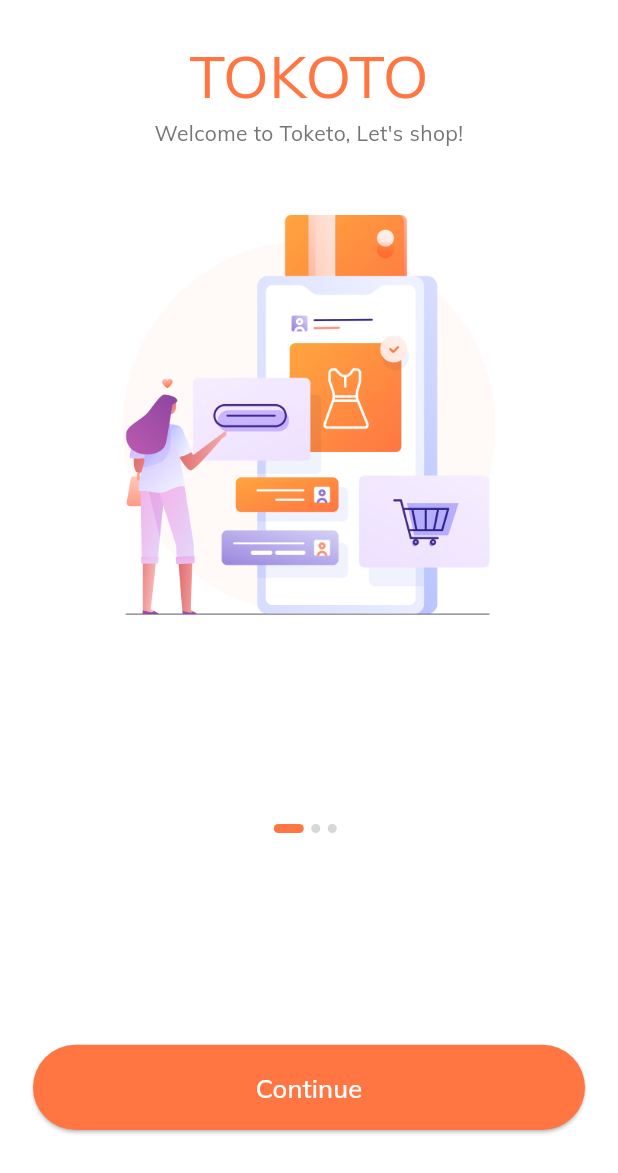
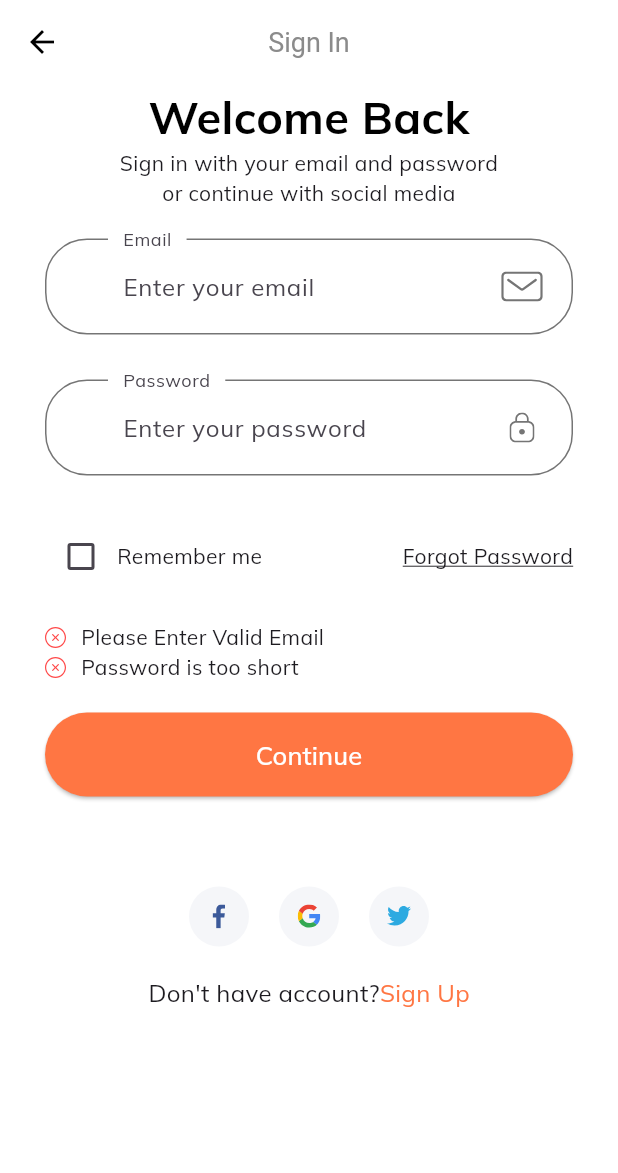
Before and after one commit to 9reis/e-commerce1, a Flutter app: the screen it shows after launch, after a tap on "Continue", on a phone screen of 412 x 824 dp. Shown: the top 1173 px of the screen. Run offline on Flutter 3.47's test engine with Material 2 defaults, Android fonts, the phone set to English and light mode, and no system bars; our stand-ins replace flutter_svg.

Commit message:
Sign in Screen

```diff
--- a/lib/constants.dart
+++ b/lib/constants.dart
@@ -14,3 +14,15 @@ const kSeconderyColor = Color(0xFF979797);
 const kTextColor = Color(0xFF757575);
 
 const kAnimationDuration = Duration(milliseconds: 200);
+
+// Form Error
+final RegExp emailValidatorRegExp =
+    RegExp(r"^[a-zA-Z0-9.]+@[a-zA-Z0-9]+\.[a-zA-Z]+");
+const String kEmailNullError = "Please Enter your email";
+const String kInvalidEmailError = "Please Enter Valid Email";
+const String kPassNullError = "Please Enter your password";
+const String kShortPassError = "Password is too short";
+const String kMatchPassError = "Passwords don't match";
+const String kNamelNullError = "Please Enter your name";
+const String kPhoneNumberNullError = "Please Enter your phone number";
+const String kAddressNullError = "Please Enter your address";
--- a/lib/main.dart
+++ b/lib/main.dart
@@ -1,5 +1,5 @@
-import 'package:ecommerce1/constants.dart';
-import 'package:ecommerce1/screens/spash_screen.dart';
+import 'package:ecommerce1/sign_in/sign_in_screen.dart';
+import 'package:ecommerce1/theme.dart';
 import 'package:ecommerce1/utils/routes.dart';
 import 'package:flutter/material.dart';
 
@@ -16,18 +16,10 @@ class MyApp extends StatelessWidget {
     return MaterialApp(
       debugShowCheckedModeBanner: false,
       title: 'Flutter Demo',
-      theme: ThemeData(
-        scaffoldBackgroundColor: Colors.white,
-        fontFamily: 'Muli',
-        textTheme: TextTheme(
-          bodyLarge: TextStyle(color: kTextColor),
-          bodyMedium: TextStyle(color: kTextColor),
-        ),
-        colorScheme: ColorScheme.fromSeed(seedColor: Colors.deepPurple),
-        useMaterial3: true,
-      ),
+      theme: theme(),
       //home: SplashScreen(),
-      initialRoute: SplashScreen.routeName,
+      initialRoute: SignInScreen.routeName,
+      // SplashScreen.routeName,
       routes: routes,
     );
   }
--- a/lib/screens/components/body.dart
+++ b/lib/screens/components/body.dart
@@ -1,5 +1,6 @@
 import 'package:ecommerce1/constants.dart';
 import 'package:ecommerce1/screens/components/splash_content.dart';
+import 'package:ecommerce1/sign_in/sign_in_screen.dart';
 import 'package:ecommerce1/size_config.dart';
 import 'package:flutter/material.dart';
 
@@ -69,7 +70,9 @@ class _BodyState extends State<Body> {
                     Spacer(flex: 4),
                     DefaultButton(
                       text: 'Continue',
-                      press: () {},
+                      press: () {
+                        Navigator.pushNamed(context, SignInScreen.routeName);
+                      },
                     ),
                     Spacer(flex: 2),
                   ],
--- /dev/null
+++ b/lib/screens/components/custom_suffix_icon.dart
@@ -0,0 +1,22 @@
+import 'package:flutter/material.dart';
+import 'package:flutter_svg/svg.dart';
+
+class CustomSuffixIcon extends StatelessWidget {
+  const CustomSuffixIcon({
+    super.key,
+    required this.svgIcon,
+  });
+
+  final String svgIcon;
+
+  @override
+  Widget build(BuildContext context) {
+    return Padding(
+      padding: EdgeInsets.fromLTRB(0, 20, 20, 20),
+      child: SvgPicture.asset(
+        svgIcon,
+        height: 20,
+      ),
+    );
+  }
+}
--- a/lib/screens/components/default_button.dart
+++ b/lib/screens/components/default_button.dart
@@ -16,7 +16,7 @@ class DefaultButton extends StatelessWidget {
   Widget build(BuildContext context) {
     return SizedBox(
       width: double.infinity,
-      height: getProportionateScreenHeight(56),
+      height: 56, //getProportionateScreenHeight(56),
       child: ElevatedButton(
         child: Text(
           text,
--- /dev/null
+++ b/lib/screens/components/form_error.dart
@@ -0,0 +1,35 @@
+import 'package:flutter/material.dart';
+import 'package:flutter_svg/svg.dart';
+
+class FormError extends StatelessWidget {
+  const FormError({
+    super.key,
+    required this.errors,
+  });
+
+  final List<String> errors;
+
+  @override
+  Widget build(BuildContext context) {
+    return Column(
+      children: List.generate(
+        errors.length,
+        (index) => formErrorText(error: errors[index]),
+      ),
+    );
+  }
+
+  Row formErrorText({String? error}) {
+    return Row(
+      children: [
+        Padding(
+          padding: const EdgeInsets.only(right: 10),
+          child:
+              SvgPicture.asset('assets/icons/Error.svg', height: 14, width: 14),
+        ),
+        SizedBox(height: 10),
+        Text(error!),
+      ],
+    );
+  }
+}
--- /dev/null
+++ b/lib/screens/components/social_card.dart
@@ -0,0 +1,31 @@
+import 'package:flutter/material.dart';
+import 'package:flutter_svg/svg.dart';
+
+class SocialCard extends StatelessWidget {
+  const SocialCard({
+    super.key,
+    required this.icon,
+    required this.press,
+  });
+
+  final String icon;
+  final Function() press;
+
+  @override
+  Widget build(BuildContext context) {
+    return GestureDetector(
+      onTap: press,
+      child: Container(
+        margin: EdgeInsets.symmetric(horizontal: 10),
+        padding: EdgeInsets.all(12),
+        width: 40,
+        height: 40,
+        decoration: BoxDecoration(
+          color: Color(0XFFF5F6F9),
+          shape: BoxShape.circle,
+        ),
+        child: SvgPicture.asset(icon),
+      ),
+    );
+  }
+}
--- /dev/null
+++ b/lib/sign_in/components/body.dart
@@ -0,0 +1,75 @@
+import 'package:ecommerce1/constants.dart';
+import 'package:ecommerce1/screens/components/default_button.dart';
+import 'package:ecommerce1/sign_in/components/sign_form.dart';
+
+import 'package:flutter/material.dart';
+import 'package:flutter_svg/svg.dart';
+
+import '../../screens/components/custom_suffix_icon.dart';
+import '../../screens/components/form_error.dart';
+import '../../screens/components/social_card.dart';
+
+class Body extends StatefulWidget {
+  const Body({super.key});
+
+  @override
+  State<Body> createState() => _BodyState();
+}
+
+class _BodyState extends State<Body> {
+  @override
+  Widget build(BuildContext context) {
+    return SafeArea(
+        child: SizedBox(
+      width: double.infinity,
+      child: Padding(
+        padding: EdgeInsets.symmetric(
+          horizontal: 30,
+        ),
+        child: SingleChildScrollView(
+          child: Column(
+            children: [
+              Text(
+                'Welcome Back',
+                style: TextStyle(
+                    color: Colors.black,
+                    fontSize: 30,
+                    fontWeight: FontWeight.bold),
+              ),
+              Text(
+                'Sign in with your email and password \nor continue with social media',
+                textAlign: TextAlign.center,
+              ),
+              SizedBox(height: 20),
+              SignForm(),
+              SizedBox(height: 60),
+              Row(
+                mainAxisAlignment: MainAxisAlignment.center,
+                children: [
+                  SocialCard(icon: 'assets/icons/facebook-2.svg', press: () {}),
+                  SocialCard(
+                      icon: 'assets/icons/google-icon.svg', press: () {}),
+                  SocialCard(icon: 'assets/icons/twitter.svg', press: () {}),
+                ],
+              ),
+              SizedBox(height: 20),
+              Row(
+                mainAxisAlignment: MainAxisAlignment.center,
+                children: [
+                  Text(
+                    "Don't have account?",
+                    style: TextStyle(fontSize: 16),
+                  ),
+                  Text(
+                    'Sign Up',
+                    style: TextStyle(color: kPrimaryColor, fontSize: 16),
+                  )
+                ],
+              )
+            ],
+          ),
+        ),
+      ),
+    ));
+  }
+}
--- /dev/null
+++ b/lib/sign_in/components/sign_form.dart
@@ -0,0 +1,146 @@
+import 'package:flutter/material.dart';
+
+import '../../constants.dart';
+import '../../screens/components/custom_suffix_icon.dart';
+import '../../screens/components/default_button.dart';
+import '../../screens/components/form_error.dart';
+
+class SignForm extends StatefulWidget {
+  const SignForm({super.key});
+
+  @override
+  State<SignForm> createState() => _SignFormState();
+}
+
+class _SignFormState extends State<SignForm> {
+  final _formKey = GlobalKey<FormState>();
+  final List<String> errors = [];
+
+  String? email;
+  String? password;
+  bool remember = false;
+
+  @override
+  Widget build(BuildContext context) {
+    return Form(
+      key: _formKey,
+      child: Column(
+        children: [
+          buildEmailFormField(),
+          SizedBox(height: 30),
+          buildPasswordFormField(),
+          SizedBox(height: 30),
+          Row(
+            children: [
+              Checkbox(
+                value: remember,
+                activeColor: kPrimaryColor,
+                onChanged: (value) {
+                  setState(() {
+                    remember = value!;
+                  });
+                },
+              ),
+              Text('Remember me'),
+              Spacer(),
+              Text(
+                'Forgot Password',
+                style: TextStyle(decoration: TextDecoration.underline),
+              )
+            ],
+          ),
+          SizedBox(height: 20),
+          FormError(errors: errors),
+          SizedBox(height: 20),
+          DefaultButton(
+            text: 'Continue',
+            press: () {
+              if (_formKey.currentState!.validate()) {
+                _formKey.currentState!.save();
+              }
+            },
+          )
+        ],
+      ),
+    );
+  }
+
+  TextFormField buildPasswordFormField() {
+    return TextFormField(
+      onSaved: ((newValue) => password = newValue),
+      onChanged: (value) {
+        if (value.isNotEmpty && errors.contains(kPassNullError)) {
+          setState(() {
+            errors.remove(kPassNullError);
+          });
+        } else if (value.length >= 8 && errors.contains(kShortPassError)) {
+          setState(() {
+            errors.remove(kShortPassError);
+          });
+        }
+        return null;
+      },
+      validator: (value) {
+        if (value!.isEmpty && errors.contains(kPassNullError)) {
+          setState(() {
+            errors.add(kPassNullError);
+          });
+        } else if (value.length < 8 && !errors.contains(kShortPassError)) {
+          setState(() {
+            errors.add(kShortPassError);
+          });
+        }
+        return null;
+      },
+      obscureText: true,
+      keyboardType: TextInputType.emailAddress,
+      decoration: InputDecoration(
+        labelText: 'Password',
+        hintText: 'Enter your password',
+        suffixIcon: CustomSuffixIcon(
+          svgIcon: 'assets/icons/Lock.svg',
+        ),
+      ),
+    );
+  }
+
+  TextFormField buildEmailFormField() {
+    return TextFormField(
+      onSaved: ((newValue) => email = newValue),
+      onChanged: (value) {
+        if (value.isNotEmpty && errors.contains(kEmailNullError)) {
+          setState(() {
+            errors.remove(kEmailNullError);
+          });
+        } else if (emailValidatorRegExp.hasMatch(value) &&
+            errors.contains(kInvalidEmailError)) {
+          setState(() {
+            errors.remove(kInvalidEmailError);
+          });
+        }
+        return null;
+      },
+      validator: (value) {
+        if (value!.isEmpty && errors.contains(kEmailNullError)) {
+          setState(() {
+            errors.add(kEmailNullError);
+          });
+        } else if (!emailValidatorRegExp.hasMatch(value) &&
+            !errors.contains(kInvalidEmailError)) {
+          setState(() {
+            errors.add(kInvalidEmailError);
+          });
+        }
+        return null;
+      },
+      keyboardType: TextInputType.emailAddress,
+      decoration: InputDecoration(
+        labelText: 'Email',
+        hintText: 'Enter your email',
+        suffixIcon: CustomSuffixIcon(
+          svgIcon: 'assets/icons/Mail.svg',
+        ),
+      ),
+    );
+  }
+}
--- /dev/null
+++ b/lib/sign_in/sign_in_screen.dart
@@ -0,0 +1,23 @@
+import 'package:ecommerce1/sign_in/components/body.dart';
+import 'package:flutter/material.dart';
+
+class SignInScreen extends StatelessWidget {
+  const SignInScreen({super.key});
+
+  static String routeName = '/sign_in';
+
+  @override
+  Widget build(BuildContext context) {
+    return Scaffold(
+      appBar: AppBar(
+        centerTitle: true,
+        title: Text('Sign In'),
+        leading: IconButton(
+          onPressed: () {},
+          icon: Icon(Icons.arrow_back),
+        ),
+      ),
+      body: Body(),
+    );
+  }
+}
--- /dev/null
+++ b/lib/theme.dart
@@ -0,0 +1,49 @@
+import 'package:ecommerce1/constants.dart';
+import 'package:flutter/material.dart';
+
+ThemeData theme() {
+  var kTextColor;
+  return ThemeData(
+    scaffoldBackgroundColor: Colors.white,
+    appBarTheme: appBarTheme(),
+    fontFamily: 'Muli',
+    textTheme: textTheme(kTextColor),
+    colorScheme: ColorScheme.fromSeed(seedColor: Colors.deepPurple),
+    useMaterial3: true,
+    inputDecorationTheme: inputDecorationTheme(),
+  );
+}
+
+InputDecorationTheme inputDecorationTheme() {
+  var outlineInputBorder = OutlineInputBorder(
+    borderRadius: BorderRadius.circular(28),
+    borderSide: BorderSide(color: kTextColor),
+    gapPadding: 10,
+  );
+  return InputDecorationTheme(
+    floatingLabelBehavior: FloatingLabelBehavior.always,
+    contentPadding: EdgeInsets.symmetric(horizontal: 42, vertical: 20),
+    enabledBorder: outlineInputBorder,
+    focusedBorder: outlineInputBorder,
+    border: outlineInputBorder,
+  );
+}
+
+TextTheme textTheme(kTextColor) {
+  return TextTheme(
+    bodyLarge: TextStyle(color: kTextColor),
+    bodyMedium: TextStyle(color: kTextColor),
+  );
+}
+
+AppBarTheme appBarTheme() {
+  return AppBarTheme(
+    color: Colors.white,
+    elevation: 0,
+    iconTheme: IconThemeData(color: Colors.black),
+    titleTextStyle: TextStyle(
+      color: Color(0XFF8B8B8B),
+      fontSize: 18,
+    ),
+  );
+}
--- a/lib/utils/routes.dart
+++ b/lib/utils/routes.dart
@@ -1,8 +1,10 @@
 import 'package:ecommerce1/screens/spash_screen.dart';
+import 'package:ecommerce1/sign_in/sign_in_screen.dart';
 import 'package:flutter/material.dart';
 
 //We use name route
 // All our routes will be available here
 final Map<String, WidgetBuilder> routes = {
-  SplashScreen.routeName:(context) => SplashScreen(),
+  SplashScreen.routeName: (context) => SplashScreen(),
+  SignInScreen.routeName: (context) => SignInScreen(),
 };
```
